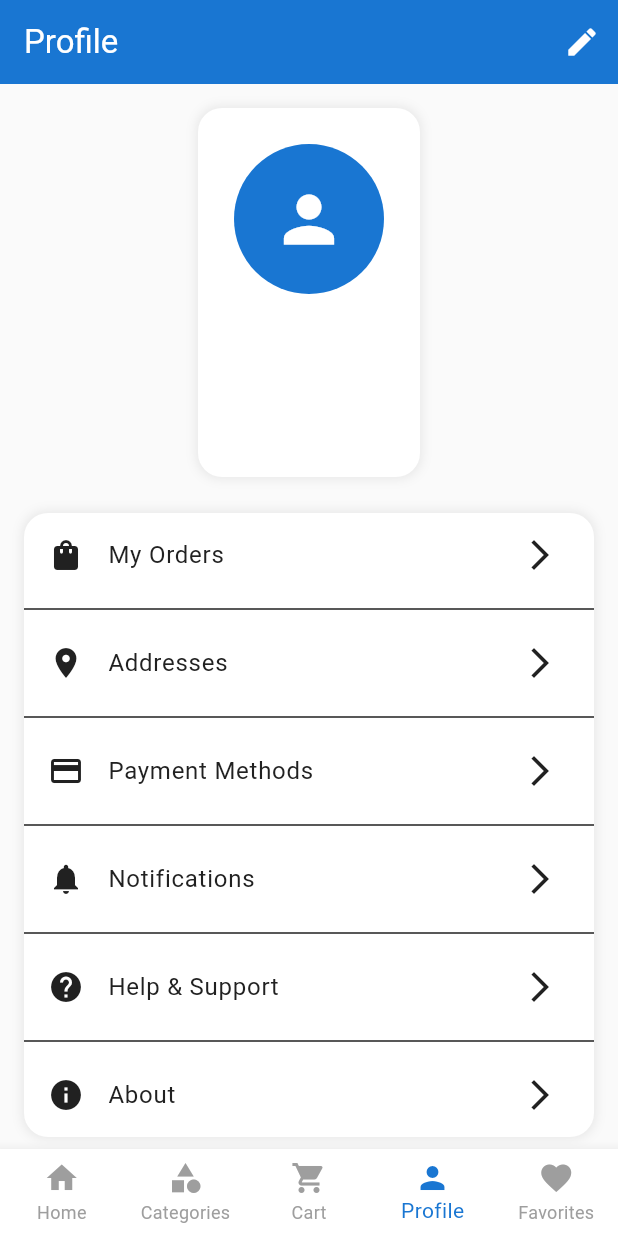
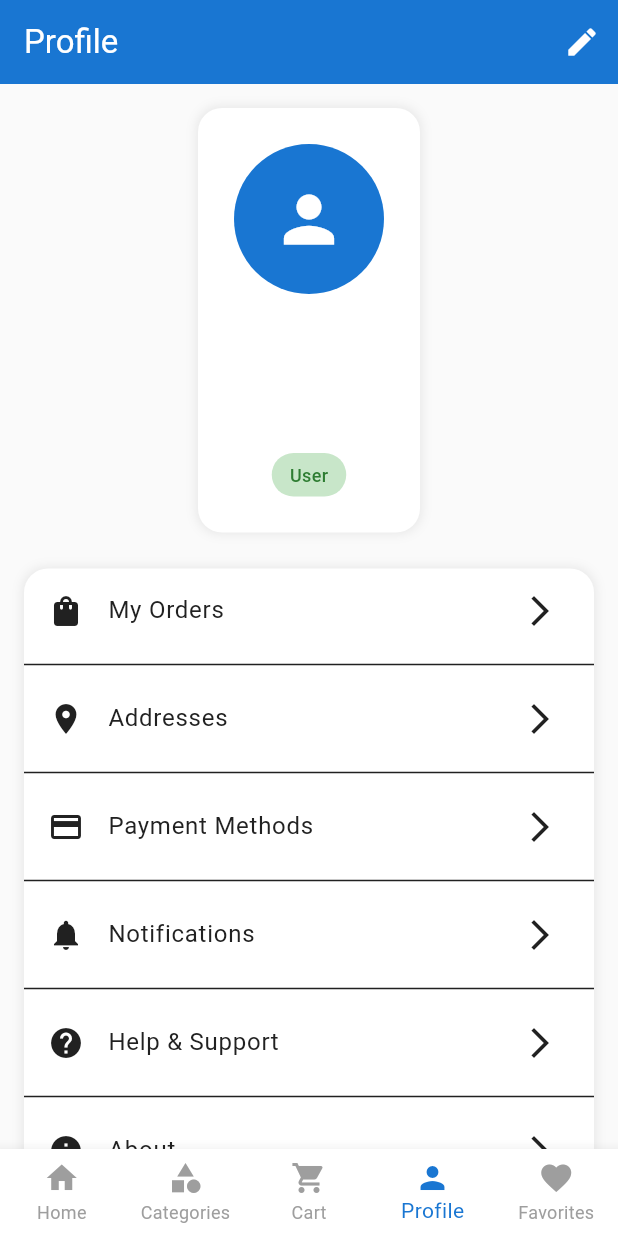
Before and after one commit to denzil-muchangi/ecommerce_app, a Flutter app: the ProfileScreen screen opened by its route, on a phone screen of 412 x 824 dp. Run offline on Flutter 3.47's test engine with Material 3 defaults, Android fonts, the light colour scheme and no system bars; our stand-ins replace cloud_firestore, equatable, firebase_auth, firebase_core, flutter_bloc, flutter_local_notifications and 2 more; missing offline and left inert: flutter_paystack_plus; accounts and stored records are empty.

Commit message:
feat(auth): implement RBAC system with admin/user roles
- Add UserRole enum and role field to User entity
- Create AuthorizationService for permission checks
- Update profile screen to show role and admin features
- Add admin events and states to UserBloc
- Implement user role management in repository and data sources
- Add RBAC design documentation

```diff
--- a/lib/bloc/user/user_event.dart
+++ b/lib/bloc/user/user_event.dart
@@ -1,5 +1,6 @@
 import 'package:equatable/equatable.dart';
 import '../../domain/entities/address.dart';
+import '../../domain/entities/user.dart';
 
 abstract class UserEvent extends Equatable {
   const UserEvent();
@@ -82,3 +83,16 @@ class SetDefaultAddress extends UserEvent {
   @override
   List<Object> get props => [userId, addressId];
 }
+
+// Admin Events
+class LoadAllUsers extends UserEvent {}
+
+class UpdateUserRole extends UserEvent {
+  final String userId;
+  final UserRole newRole;
+
+  const UpdateUserRole({required this.userId, required this.newRole});
+
+  @override
+  List<Object> get props => [userId, newRole];
+}
--- a/lib/bloc/user/user_state.dart
+++ b/lib/bloc/user/user_state.dart
@@ -75,3 +75,22 @@ class UserError extends UserState {
   @override
   List<Object> get props => [message];
 }
+
+// Admin States
+class AllUsersLoaded extends UserState {
+  final List<User> users;
+
+  const AllUsersLoaded(this.users);
+
+  @override
+  List<Object> get props => [users];
+}
+
+class UserRoleUpdated extends UserState {
+  final User user;
+
+  const UserRoleUpdated(this.user);
+
+  @override
+  List<Object> get props => [user];
+}
--- a/lib/data/datasources/auth_remote_data_source.dart
+++ b/lib/data/datasources/auth_remote_data_source.dart
@@ -66,6 +66,7 @@ class AuthRemoteDataSourceImpl implements AuthRemoteDataSource {
         'email': email,
         'name': name.trim(),
         'phone': null,
+        'role': 'user', // Default role for new users
         'addresses': [],
         'createdAt': FieldValue.serverTimestamp(),
         'updatedAt': FieldValue.serverTimestamp(),
--- a/lib/data/models/user_model.dart
+++ b/lib/data/models/user_model.dart
@@ -9,6 +9,7 @@ class UserModel extends User {
     required super.email,
     required super.name,
     super.phone,
+    super.role = UserRole.user,
     super.addresses = const [],
   });
 
@@ -18,6 +19,7 @@ class UserModel extends User {
       email: json['email'] as String,
       name: json['name'] as String,
       phone: json['phone'] as String?,
+      role: UserRole.fromString(json['role'] as String? ?? 'user'),
       addresses:
           (json['addresses'] as List<dynamic>?)
               ?.map((addressJson) => AddressModel.fromJson(addressJson))
@@ -32,6 +34,7 @@ class UserModel extends User {
       'email': email,
       'name': name,
       'phone': phone,
+      'role': role.name,
       'addresses': addresses
           .map((address) => AddressModel.fromEntity(address).toJson())
           .toList(),
@@ -44,6 +47,7 @@ class UserModel extends User {
       email: user.email,
       name: user.name,
       phone: user.phone,
+      role: user.role,
       addresses: user.addresses,
     );
   }
--- a/lib/data/repositories/user_repository.dart
+++ b/lib/data/repositories/user_repository.dart
@@ -15,6 +15,10 @@ abstract class UserRepository {
   Future<Address> updateUserAddress(String userId, Address address);
   Future<void> deleteUserAddress(String userId, String addressId);
   Future<void> setDefaultAddress(String userId, String addressId);
+
+  // Admin methods
+  Future<List<User>> getAllUsers();
+  Future<User> updateUserRole(String userId, String role);
 }
 
 class UserRepositoryImpl implements UserRepository {
@@ -74,4 +78,16 @@ class UserRepositoryImpl implements UserRepository {
   Future<void> setDefaultAddress(String userId, String addressId) async {
     await remoteDataSource.setDefaultAddress(userId, addressId);
   }
+
+  @override
+  Future<List<User>> getAllUsers() async {
+    final userModels = await remoteDataSource.getAllUsers();
+    return userModels;
+  }
+
+  @override
+  Future<User> updateUserRole(String userId, String role) async {
+    final userModel = await remoteDataSource.updateUserRole(userId, role);
+    return userModel;
+  }
 }
--- a/lib/domain/entities/user.dart
+++ b/lib/domain/entities/user.dart
@@ -1,10 +1,35 @@
 import 'address.dart';
+
+enum UserRole {
+  user,
+  admin;
+
+  String get displayName {
+    switch (this) {
+      case UserRole.user:
+        return 'User';
+      case UserRole.admin:
+        return 'Admin';
+    }
+  }
+
+  static UserRole fromString(String value) {
+    switch (value.toLowerCase()) {
+      case 'admin':
+        return UserRole.admin;
+      case 'user':
+      default:
+        return UserRole.user;
+    }
+  }
+}
 
 class User {
   final String id;
   final String email;
   final String name;
   final String? phone;
+  final UserRole role;
   final List<Address> addresses;
 
   const User({
@@ -12,8 +37,12 @@ class User {
     required this.email,
     required this.name,
     this.phone,
+    this.role = UserRole.user,
     this.addresses = const [],
   });
+
+  bool get isAdmin => role == UserRole.admin;
+  bool get isUser => role == UserRole.user;
 
   @override
   bool operator ==(Object other) =>
--- a/lib/screens/profile_screen.dart
+++ b/lib/screens/profile_screen.dart
@@ -5,6 +5,7 @@ import '../bloc/user/user_event.dart';
 import '../bloc/user/user_state.dart';
 import '../bloc/auth/auth_bloc.dart';
 import '../bloc/auth/auth_event.dart';
+import '../services/authorization_service.dart';
 
 class ProfileScreen extends StatefulWidget {
   const ProfileScreen({super.key});
@@ -114,6 +115,22 @@ class _ProfileScreenState extends State<ProfileScreen> {
           const SizedBox(height: 4),
           Text(user.phone!, style: TextStyle(color: Colors.grey[600])),
         ],
+        const SizedBox(height: 8),
+        Container(
+          padding: const EdgeInsets.symmetric(horizontal: 12, vertical: 6),
+          decoration: BoxDecoration(
+            color: user.isAdmin ? Colors.blue[100] : Colors.green[100],
+            borderRadius: BorderRadius.circular(16),
+          ),
+          child: Text(
+            user.role.displayName,
+            style: TextStyle(
+              color: user.isAdmin ? Colors.blue[800] : Colors.green[800],
+              fontWeight: FontWeight.w500,
+              fontSize: 12,
+            ),
+          ),
+        ),
       ],
     );
   }
@@ -143,8 +160,9 @@ class _ProfileScreenState extends State<ProfileScreen> {
           decoration: const InputDecoration(labelText: 'Email'),
           validator: (value) {
             if (value?.isEmpty ?? true) return 'Email is required';
-            if (!RegExp(r'^[^@]+@[^@]+\.[^@]+').hasMatch(value!))
+            if (!RegExp(r'^[^@]+@[^@]+\.[^@]+').hasMatch(value!)) {
               return 'Invalid email';
+            }
             return null;
           },
         ),
@@ -208,6 +226,12 @@ class _ProfileScreenState extends State<ProfileScreen> {
   }
 
   Widget _buildMenuItems() {
+    final user = (context.read<UserBloc>().state is UserProfileLoaded)
+        ? (context.read<UserBloc>().state as UserProfileLoaded).user
+        : (context.read<UserBloc>().state is UserProfileUpdated)
+        ? (context.read<UserBloc>().state as UserProfileUpdated).user
+        : null;
+
     return Container(
       decoration: BoxDecoration(
         color: Colors.white,
@@ -275,6 +299,49 @@ class _ProfileScreenState extends State<ProfileScreen> {
               // Navigate to about screen
             },
           ),
+          // Admin menu items
+          if (user != null &&
+              AuthorizationService.canAccessAdminFeatures(user)) ...[
+            const Divider(),
+            ListTile(
+              leading: const Icon(
+                Icons.admin_panel_settings,
+                color: Colors.blue,
+              ),
+              title: const Text('Admin Dashboard'),
+              trailing: const Icon(Icons.arrow_forward_ios),
+              onTap: () {
+                // Navigate to admin dashboard
+              },
+            ),
+            const Divider(),
+            ListTile(
+              leading: const Icon(Icons.inventory, color: Colors.blue),
+              title: const Text('Manage Products'),
+              trailing: const Icon(Icons.arrow_forward_ios),
+              onTap: () {
+                // Navigate to product management
+              },
+            ),
+            const Divider(),
+            ListTile(
+              leading: const Icon(Icons.receipt_long, color: Colors.blue),
+              title: const Text('Manage Orders'),
+              trailing: const Icon(Icons.arrow_forward_ios),
+              onTap: () {
+                // Navigate to order management
+              },
+            ),
+            const Divider(),
+            ListTile(
+              leading: const Icon(Icons.people, color: Colors.blue),
+              title: const Text('Manage Users'),
+              trailing: const Icon(Icons.arrow_forward_ios),
+              onTap: () {
+                // Navigate to user management
+              },
+            ),
+          ],
         ],
       ),
     );
--- /dev/null
+++ b/lib/services/authorization_service.dart
@@ -0,0 +1,53 @@
+import '../domain/entities/user.dart';
+
+enum Permission {
+  viewProducts,
+  addToCart,
+  checkout,
+  viewOwnOrders,
+  manageProfile,
+  manageProducts,
+  manageOrders,
+  manageUsers,
+  accessAdminDashboard,
+}
+
+class AuthorizationService {
+  static bool hasPermission(User user, Permission permission) {
+    switch (permission) {
+      case Permission.viewProducts:
+      case Permission.addToCart:
+      case Permission.checkout:
+      case Permission.viewOwnOrders:
+      case Permission.manageProfile:
+        return true; // All authenticated users
+
+      case Permission.manageProducts:
+      case Permission.manageOrders:
+      case Permission.manageUsers:
+      case Permission.accessAdminDashboard:
+        return user.isAdmin;
+    }
+  }
+
+  static bool canAccessAdminFeatures(User user) {
+    return user.isAdmin;
+  }
+
+  static bool canManageProducts(User user) {
+    return user.isAdmin;
+  }
+
+  static bool canManageOrders(User user) {
+    return user.isAdmin;
+  }
+
+  static bool canManageUsers(User user) {
+    return user.isAdmin;
+  }
+
+  static bool canUpdateUserRole(User currentUser, User targetUser) {
+    // Only admins can update roles, and they cannot change their own role
+    return currentUser.isAdmin && currentUser.id != targetUser.id;
+  }
+}
```
Also changed, not shown: lib/bloc/user/user_bloc.dart (+31 -0 lines), lib/data/datasources/user_remote_data_source.dart (+40 -0 lines), 2 other files.
